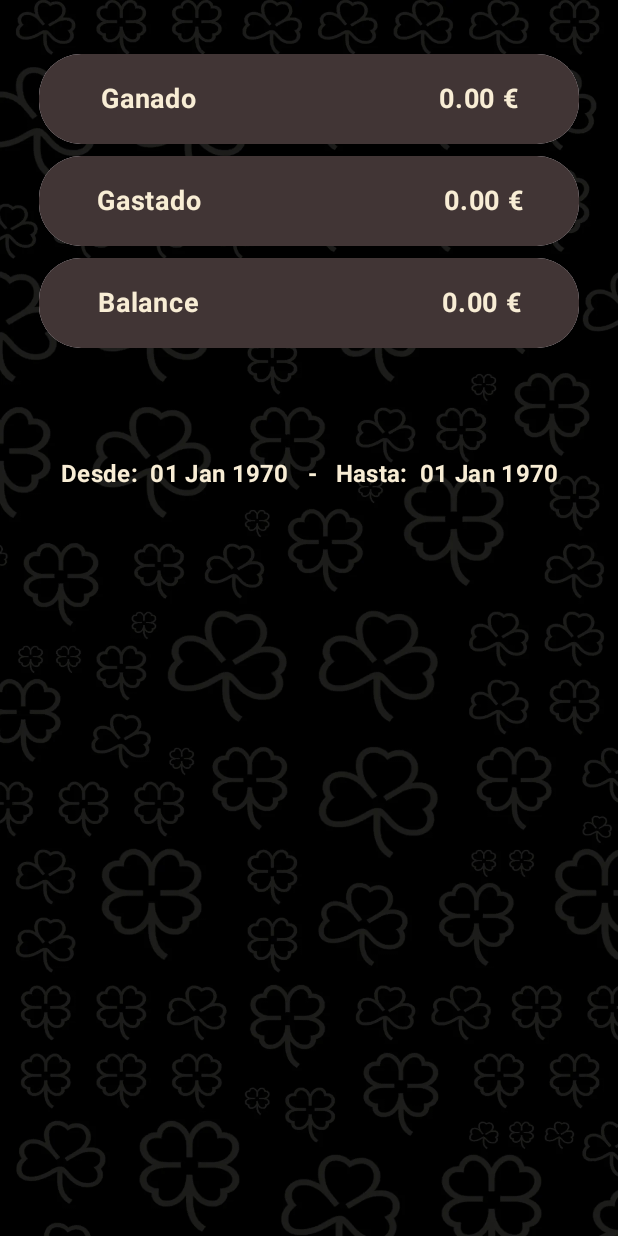
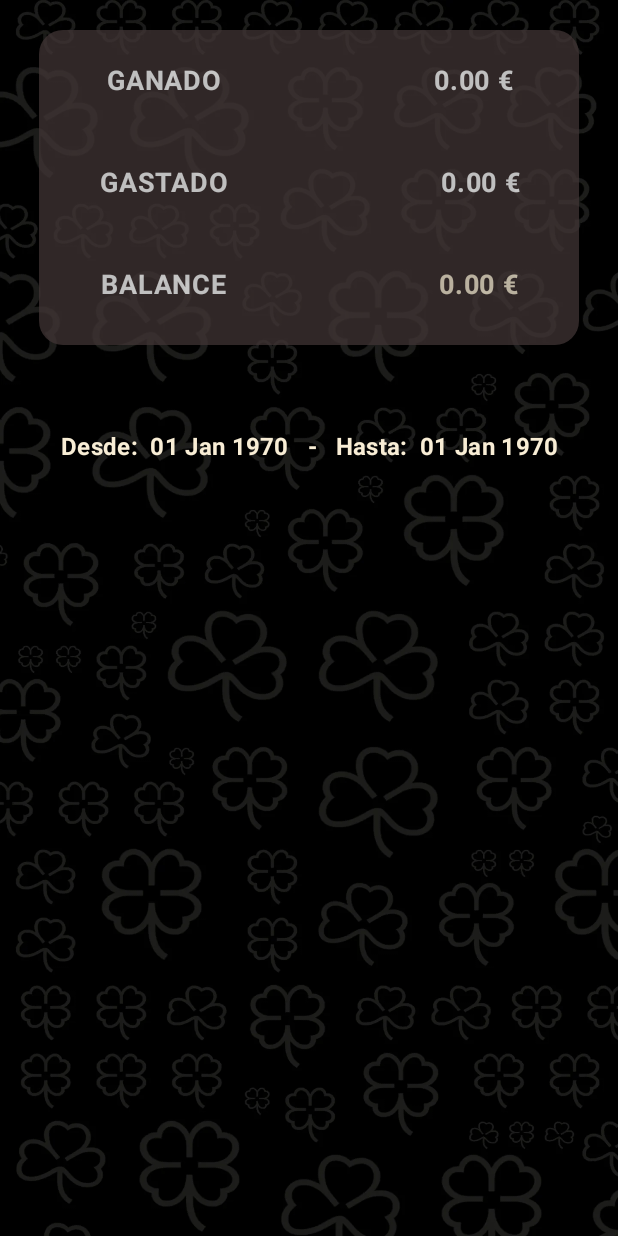
Before and after one commit to petyo-petkov/LotteryBalance, an Android app built with Jetpack Compose: the composable SecScreenContent called with empty values, on a phone screen of 412 x 824 dp. Run offline under Robolectric (Android 15) with nearby library versions, the light colour scheme and no system bars; our stand-ins replace Dagger/Hilt's generated code.

Commit message:
ui changes

```diff
--- a/app/src/main/java/com/example/lotterybalance/presentation/firstScreen/BalanceCard.kt
+++ b/app/src/main/java/com/example/lotterybalance/presentation/firstScreen/BalanceCard.kt
@@ -1,25 +1,27 @@
 package com.example.lotterybalance.presentation.firstScreen
 
-import androidx.compose.foundation.background
 import androidx.compose.foundation.layout.Arrangement
-import androidx.compose.foundation.layout.Column
 import androidx.compose.foundation.layout.Row
 import androidx.compose.foundation.layout.Spacer
-import androidx.compose.foundation.layout.fillMaxSize
+import androidx.compose.foundation.layout.fillMaxWidth
 import androidx.compose.foundation.layout.padding
 import androidx.compose.foundation.layout.size
 import androidx.compose.material3.Card
+import androidx.compose.material3.CardDefaults
+import androidx.compose.material3.MaterialTheme
 import androidx.compose.material3.ShapeDefaults
 import androidx.compose.material3.Text
 import androidx.compose.runtime.Composable
 import androidx.compose.ui.Alignment
 import androidx.compose.ui.Modifier
+import androidx.compose.ui.draw.alpha
 import androidx.compose.ui.graphics.Color
 import androidx.compose.ui.text.font.FontWeight
 import androidx.compose.ui.text.style.TextAlign
 import androidx.compose.ui.unit.dp
 import androidx.compose.ui.unit.sp
 import java.util.Locale
+import kotlin.text.Typography.euro
 
 @Composable
 fun BalanceCard(gastado: Double, ganado: Double) {
@@ -32,36 +34,37 @@ fun BalanceCard(gastado: Double, ganado: Double) {
 
         val colorBalance: Color = if (valor > 0.0) {
             colorMayor
-        }else if (valor == 0.0){
+        } else if (valor == 0.0) {
             colorNeutro
-        }
-        else colorMenor
+        } else colorMenor
 
         return colorBalance
 
     }
 
-    Column(
-        modifier = Modifier.padding(12.dp),
-        verticalArrangement = Arrangement.Center,
-        horizontalAlignment = Alignment.CenterHorizontally
+    Card(
+        modifier = Modifier
+            .size(360.dp, 210.dp)
+            .alpha(0.75F),
+        shape = ShapeDefaults.Large,
+        colors = CardDefaults.cardColors(containerColor = Color(0xFF413535))
 
     ) {
 
         Fila(
-            texto = "Ganado",
+            texto = "GANADO",
             valor = String.format(locale = Locale.ENGLISH, "%.2f", ganado),
-            color = Color(0xFFF8EDD5)
+            color = Color.White
         )
 
         Fila(
-            texto = "Gastado",
+            texto = "GASTADO",
             valor = String.format(locale = Locale.ENGLISH, "%.2f", gastado),
-            color = Color(0xFFF8EDD5)
+            color = Color.White
         )
 
         Fila(
-            texto = "Balance",
+            texto = "BALANCE",
             valor = String.format(locale = Locale.ENGLISH, "%.2f", (ganado - gastado)),
             color = cambiarColor(balance)
         )
@@ -74,17 +77,10 @@ fun BalanceCard(gastado: Double, ganado: Double) {
 @Composable
 fun Fila(texto: String, valor: String, color: Color) {
 
-    Card(
-        modifier = Modifier
-            .padding(vertical = 4.dp)
-            .size(360.dp, 60.dp),
-        shape = ShapeDefaults.ExtraLarge
-    ) {
-
     Row(
         modifier = Modifier
-                .fillMaxSize()
-                .background(Color(0xFF413535)),
+            .size(360.dp, 68.dp)
+            .fillMaxWidth(),
         horizontalArrangement = Arrangement.Center,
         verticalAlignment = Alignment.CenterVertically
     ) {
@@ -95,11 +91,12 @@ fun Fila(texto: String, valor: String, color: Color) {
             fontSize = 18.sp,
             textAlign = TextAlign.Start,
             fontWeight = FontWeight.Bold,
-                color = Color(0xFFF8EDD5)
+            color = Color.White,
+            style = MaterialTheme.typography.bodyLarge
         )
-            Spacer(modifier = Modifier.padding(horizontal = 80.dp))
+        Spacer(modifier = Modifier.padding(horizontal = 70.dp))
         Text(
-                text = "$valor ${Typography.euro}",
+            text = "$valor $euro",
             modifier = Modifier
                 .padding(0.dp),
             fontSize = 18.sp,
@@ -109,6 +106,3 @@ fun Fila(texto: String, valor: String, color: Color) {
         )
     }
 }
-
-
-}
--- a/app/src/main/java/com/example/lotterybalance/presentation/firstScreen/InfoDialog.kt
+++ b/app/src/main/java/com/example/lotterybalance/presentation/firstScreen/InfoDialog.kt
@@ -373,6 +373,7 @@ fun InfoDialog(
         onDismiss = { showBorrar = false },
         onConfirm = {
             boletoModel.deleteOneBoleto(boleto)
+            boletoModel.getAllBoletos()
             showBorrar = false
             onDismiss()
             Toast.makeText(context, "Se ha borrado el boleto", Toast.LENGTH_SHORT).show()
--- a/app/src/main/java/com/example/lotterybalance/presentation/firstScreen/ScreenContent.kt
+++ b/app/src/main/java/com/example/lotterybalance/presentation/firstScreen/ScreenContent.kt
@@ -47,7 +47,7 @@ fun Content( boletoModel: BoletoViewModel ) {
             )
     )
     {
-        Spacer(modifier = Modifier.padding(10.dp))
+        Spacer(modifier = Modifier.padding(20.dp))
 
         BalanceCard(gastado = gastado, ganado = ganado)
 
--- a/app/src/main/java/com/example/lotterybalance/presentation/secondScreen/InfoBalanceCard.kt
+++ /dev/null
@@ -1,115 +0,0 @@
-package com.example.lotterybalance.presentation.secondScreen
-
-import androidx.compose.foundation.background
-import androidx.compose.foundation.layout.Arrangement
-import androidx.compose.foundation.layout.Column
-import androidx.compose.foundation.layout.Row
-import androidx.compose.foundation.layout.Spacer
-import androidx.compose.foundation.layout.fillMaxSize
-import androidx.compose.foundation.layout.padding
-import androidx.compose.foundation.layout.size
-import androidx.compose.material3.Card
-import androidx.compose.material3.ShapeDefaults
-import androidx.compose.material3.Text
-import androidx.compose.runtime.Composable
-import androidx.compose.ui.Alignment
-import androidx.compose.ui.Modifier
-import androidx.compose.ui.graphics.Color
-import androidx.compose.ui.text.font.FontWeight
-import androidx.compose.ui.text.style.TextAlign
-import androidx.compose.ui.unit.dp
-import androidx.compose.ui.unit.sp
-import java.util.Locale
-import kotlin.text.Typography.euro
-
-@Composable
-fun InfoBalanceCard(gastado: Double, ganado: Double) {
-
-    val balance = ganado - gastado
-    fun cambiarColor(valor: Double): Color {
-        val colorMayor = Color(0xFF00C853)
-        val colorMenor = Color(0xFFEF5350)
-        val colorNeutro = Color(0xFFF8EDD5)
-
-        val colorBalance: Color = if (valor > 0.0) {
-            colorMayor
-        }else if (valor == 0.0){
-            colorNeutro
-        }
-        else colorMenor
-
-        return colorBalance
-
-    }
-
-    Column(
-        modifier = Modifier.padding(12.dp),
-        verticalArrangement = Arrangement.Center,
-        horizontalAlignment = Alignment.CenterHorizontally
-
-    ) {
-
-        Fila(
-            texto = "Ganado",
-            valor = String.format(locale = Locale.ENGLISH, "%.2f", ganado),
-            color = Color(0xFFF8EDD5)
-        )
-
-        Fila(
-            texto = "Gastado",
-            valor = String.format(locale = Locale.ENGLISH, "%.2f", gastado),
-            color = Color(0xFFF8EDD5)
-        )
-
-        Fila(
-            texto = "Balance",
-            valor = String.format(locale = Locale.ENGLISH, "%.2f", (ganado - gastado)),
-            color = cambiarColor(balance)
-        )
-
-    }
-
-
-}
-
-@Composable
-fun Fila(texto: String, valor: String, color: Color) {
-
-    Card(
-        modifier = Modifier
-            .padding(vertical = 4.dp)
-            .size(360.dp, 60.dp),
-        shape = ShapeDefaults.ExtraLarge
-    ) {
-
-        Row(
-            modifier = Modifier
-                .fillMaxSize()
-                .background(Color(0xFF413535)),
-            horizontalArrangement = Arrangement.Center,
-            verticalAlignment = Alignment.CenterVertically
-        ) {
-            Text(
-                text = texto,
-                modifier = Modifier
-                    .padding(0.dp),
-                fontSize = 18.sp,
-                textAlign = TextAlign.Start,
-                fontWeight = FontWeight.Bold,
-                color = Color(0xFFF8EDD5)
-            )
-            Spacer(modifier = Modifier.padding(horizontal = 80.dp))
-            Text(
-                text = "$valor $euro",
-                modifier = Modifier
-                    .padding(0.dp),
-                fontSize = 18.sp,
-                textAlign = TextAlign.End,
-                fontWeight = FontWeight.Bold,
-                color = color
-            )
-        }
-    }
-
-
-}
--- a/app/src/main/java/com/example/lotterybalance/presentation/secondScreen/SecScreenContent.kt
+++ b/app/src/main/java/com/example/lotterybalance/presentation/secondScreen/SecScreenContent.kt
@@ -17,6 +17,7 @@ import androidx.compose.ui.res.painterResource
 import androidx.compose.ui.text.font.FontWeight
 import androidx.compose.ui.text.style.TextAlign
 import androidx.compose.ui.unit.dp
+import com.example.lotterybalance.presentation.firstScreen.BalanceCard
 import com.example.lotterybalance.presentation.firstScreen.LazyFila
 import com.example.lotterybalance.viewModels.BoletoViewModel
 import java.text.SimpleDateFormat
@@ -30,8 +31,8 @@ fun SecScreenContent(
     endDay: Long,
 
 ) {
+    boletoModel.getAllBoletos()
     boletoModel.sortBoletosByDate(startDay, endDay)
-    boletoModel.getAllBoletos()
 
     val formatter = SimpleDateFormat("dd MMM yyyy", Locale.ENGLISH)
     val listaSortidoBoletos = boletoModel.sortidoBoletos
@@ -57,7 +58,7 @@ fun SecScreenContent(
     {
         Spacer(modifier = Modifier.padding(10.dp))
 
-        InfoBalanceCard(gastado = gastado, ganado = ganado)
+        BalanceCard(gastado = gastado, ganado = ganado)
 
         Spacer(modifier = Modifier.padding(vertical = 24.dp))
 
```
Lines whose indentation alone changed are shown as unchanged.
